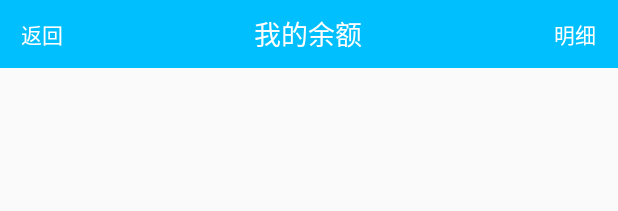
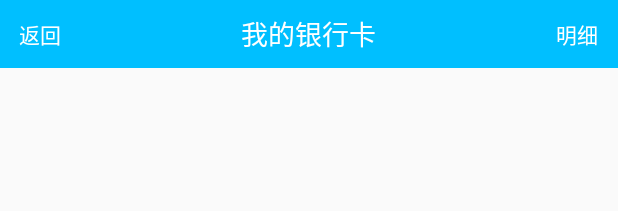
Before and after one commit to qpy1992/HawkDriver, an Android app: the layout activity_money.xml on its own in the app's theme, with its tools: preview values and no code run, on a phone screen of 412 x 824 dp. Shown: the top 211 px of the screen. Run offline under Robolectric (Android 15) with nearby library versions, the phone set to English and light mode, and no system bars.

Commit message:
up  for mapview

```diff
--- a/app/src/main/java/com/bt/smart/truck_broker/activity/userAct/BCardActivity.java
+++ b/app/src/main/java/com/bt/smart/truck_broker/activity/userAct/BCardActivity.java
@@ -91,7 +91,7 @@ public class BCardActivity extends AppCompatActivity implements View.OnClickList
                 }
                 Gson gson = new Gson();
                 final BCardInfo info = gson.fromJson(resbody, BCardInfo.class);
-//                ToastUtils.showToast(BCardActivity.this, info.getMessage());
+//              ToastUtils.showToast(BCardActivity.this, info.getMessage());
                 if (!info.isOk()) {
                     new MyAlertDialog(BCardActivity.this, MyAlertDialog.WARNING_TYPE_1)
                             .setContentText("您还未提交任何银行卡，现在绑定？")
--- a/app/src/main/java/com/bt/smart/truck_broker/fragment/user/User_F.java
+++ b/app/src/main/java/com/bt/smart/truck_broker/fragment/user/User_F.java
@@ -22,6 +22,7 @@ import com.bt.smart.truck_broker.activity.LoginActivity;
 import com.bt.smart.truck_broker.activity.userAct.AcceptOrderListActivity;
 import com.bt.smart.truck_broker.activity.userAct.AllOrderListActivity;
 import com.bt.smart.truck_broker.activity.userAct.AuthenticationActivity;
+import com.bt.smart.truck_broker.activity.userAct.BCardActivity;
 import com.bt.smart.truck_broker.activity.userAct.MoneyActivity;
 import com.bt.smart.truck_broker.messageInfo.LoginInfo;
 import com.bt.smart.truck_broker.utils.GlideLoaderUtil;
@@ -135,7 +136,8 @@ public class User_F extends Fragment implements View.OnClickListener {
                 break;
             case R.id.linear_money:
                 //跳转余额详情页
-                startActivityForResult(new Intent(getContext(), MoneyActivity.class), REQUEST_MONEY_CODE);
+//              startActivityForResult(new Intent(getContext(), MoneyActivity.class), REQUEST_MONEY_CODE);
+                startActivity(new Intent(getContext(), BCardActivity.class));
                 break;
             case R.id.linear_order://查看运输单列表
                 Intent intent = new Intent(getContext(), AcceptOrderListActivity.class);
--- a/app/src/main/res/layout/activity_money.xml
+++ b/app/src/main/res/layout/activity_money.xml
@@ -11,8 +11,8 @@
         android:layout_width="match_parent"
         android:layout_height="wrap_content"
         android:background="@color/colorAccent"
+        android:minHeight="45dp"
         android:orientation="horizontal"
-        android:minHeight="45dp"
         app:layout_constraintStart_toStartOf="parent"
         app:layout_constraintTop_toTopOf="parent">
 
@@ -21,91 +21,91 @@
             android:layout_width="wrap_content"
             android:layout_height="wrap_content"
             android:layout_gravity="center_vertical"
+            android:layout_weight="1"
             android:gravity="center"
             android:text="返回"
-            android:layout_weight="1"
             android:textColor="@color/white"
-            android:textSize="14sp"/>
+            android:textSize="14sp" />
 
         <TextView
             android:id="@+id/mon_title"
             android:layout_width="wrap_content"
             android:layout_height="wrap_content"
             android:layout_centerInParent="true"
+            android:layout_gravity="center"
             android:layout_weight="8"
+            android:text="我的银行卡"
             android:textAlignment="center"
-            android:layout_gravity="center"
-            android:text="我的余额"
             android:textColor="@color/white"
-            android:textSize="18sp"/>
+            android:textSize="18sp" />
 
         <TextView
             android:id="@+id/mon_detail"
             android:layout_width="wrap_content"
             android:layout_height="wrap_content"
+            android:layout_gravity="center_vertical"
             android:layout_weight="1"
-            android:layout_gravity="center_vertical"
             android:gravity="center"
             android:text="明细"
             android:textColor="@color/white"
-            android:textSize="14sp"/>
+            android:textSize="14sp" />
     </LinearLayout>
 
     <ImageView
         android:id="@+id/iv_money"
         android:layout_width="wrap_content"
         android:layout_height="wrap_content"
+        android:layout_marginTop="80dp"
         android:src="@drawable/money"
-        android:layout_marginTop="80dp"
-        app:layout_constraintTop_toBottomOf="@id/ll1"
         app:layout_constraintLeft_toRightOf="parent"
-        app:layout_constraintRight_toLeftOf="parent"/>
+        app:layout_constraintRight_toLeftOf="parent"
+        app:layout_constraintTop_toBottomOf="@id/ll1" />
 
     <TextView
         android:id="@+id/mon_number"
         android:layout_width="wrap_content"
         android:layout_height="wrap_content"
-        app:layout_constraintTop_toBottomOf="@id/iv_money"
+        android:layout_marginTop="10dp"
+        android:text="￥4396.00"
+        android:textSize="50sp"
         app:layout_constraintLeft_toRightOf="parent"
         app:layout_constraintRight_toLeftOf="parent"
-        android:layout_marginTop="10dp"
-        android:text="￥4396.00"
-        android:textSize="50sp"/>
+        app:layout_constraintTop_toBottomOf="@id/iv_money" />
 
     <Button
         android:id="@+id/mon_recharge"
         android:layout_width="140dp"
         android:layout_height="40dp"
-        app:layout_constraintTop_toBottomOf="@id/mon_number"
+        android:layout_marginTop="80dp"
+        android:background="@drawable/btn_shape"
+        android:text="充值"
+        android:textColor="@color/gray_ea"
+        android:textSize="16sp"
         app:layout_constraintLeft_toRightOf="parent"
         app:layout_constraintRight_toLeftOf="parent"
-        android:text="充值"
-        android:textSize="16sp"
-        android:background="@drawable/btn_shape"
-        android:textColor="@color/gray_ea"
-        android:layout_marginTop="80dp"/>
+        app:layout_constraintTop_toBottomOf="@id/mon_number" />
 
     <Button
         android:id="@+id/mon_withdraw"
         android:layout_width="140dp"
         android:layout_height="40dp"
-        app:layout_constraintTop_toBottomOf="@id/mon_recharge"
+        android:layout_marginTop="20dp"
+        android:background="@drawable/btn_shape2"
+        android:text="提现"
+        android:textColor="@color/colorAccent"
+        android:textSize="16sp"
         app:layout_constraintLeft_toRightOf="parent"
         app:layout_constraintRight_toLeftOf="parent"
-        android:text="提现"
-        android:textSize="16sp"
-        android:textColor="@color/colorAccent"
-        android:background="@drawable/btn_shape2"
-        android:layout_marginTop="20dp"/>
+        app:layout_constraintTop_toBottomOf="@id/mon_recharge" />
 
     <TextView
         android:id="@+id/mon_bind"
         android:layout_width="wrap_content"
         android:layout_height="wrap_content"
+        android:layout_marginTop="10dp"
+        android:text="银行卡管理"
+        android:textColor="@color/colorAccent"
         app:layout_constraintLeft_toRightOf="parent"
         app:layout_constraintRight_toLeftOf="parent"
-        app:layout_constraintTop_toBottomOf="@id/mon_withdraw"
-        android:text="银行卡管理"
-        android:textColor="@color/colorAccent"
-        android:layout_marginTop="10dp"/>
+        app:layout_constraintTop_toBottomOf="@id/mon_withdraw" />
 </android.support.constraint.ConstraintLayout>
--- a/app/src/main/res/layout/user_f.xml
+++ b/app/src/main/res/layout/user_f.xml
@@ -148,14 +148,14 @@
                             android:id="@+id/tv_money"
                             android:layout_width="wrap_content"
                             android:layout_height="wrap_content"
-                            android:text="0元"
+                            android:text="0张"
                             android:textColor="@color/blue_87"
                             android:textSize="14sp"/>
 
                         <TextView
                             android:layout_width="wrap_content"
                             android:layout_height="wrap_content"
-                            android:text="我的余额"
+                            android:text="我的银行卡"
                             android:textColor="@color/word_black"
                             android:textSize="12sp"/>
                     </LinearLayout>
```
Also changed, not shown: app/src/main/java/com/bt/smart/truck_broker/activity/samedayAct/ShowMapActivity.java (+7 -6 lines), app/src/main/java/com/bt/smart/truck_broker/fragment/sameDay/OrderDetailFragment.java (+7 -1 lines), app/src/main/java/com/bt/smart/truck_broker/messageInfo/OrderDetailInfo.java (+23 -0 lines), app/src/main/res/drawable-hdpi/icon_map_marj.png (added).
